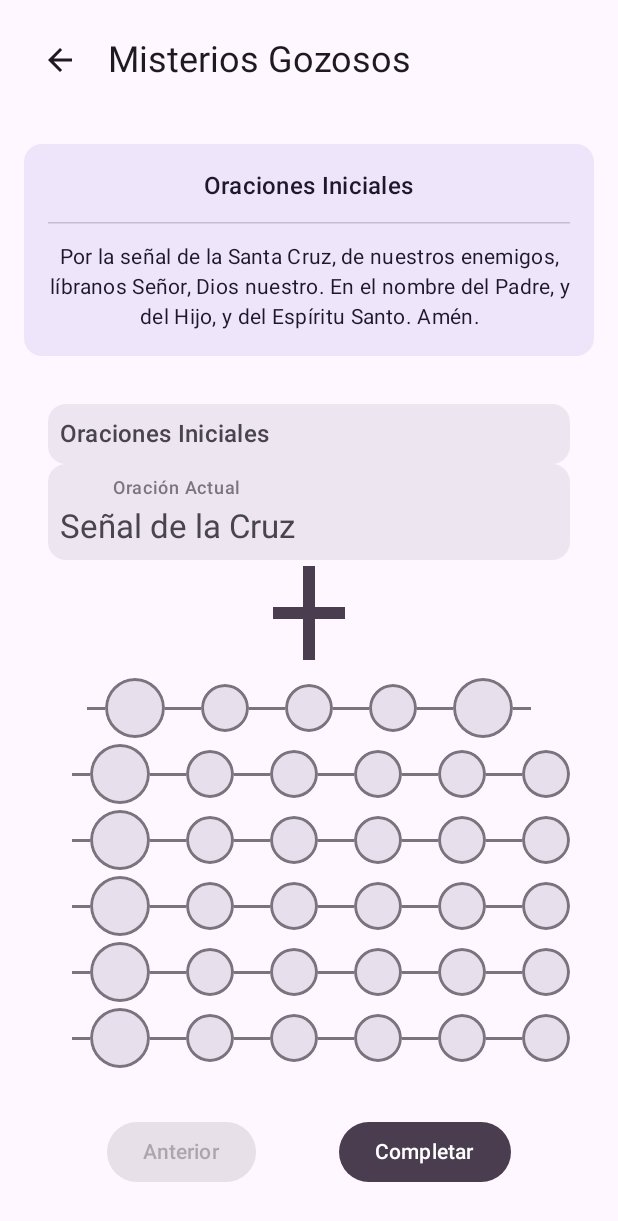
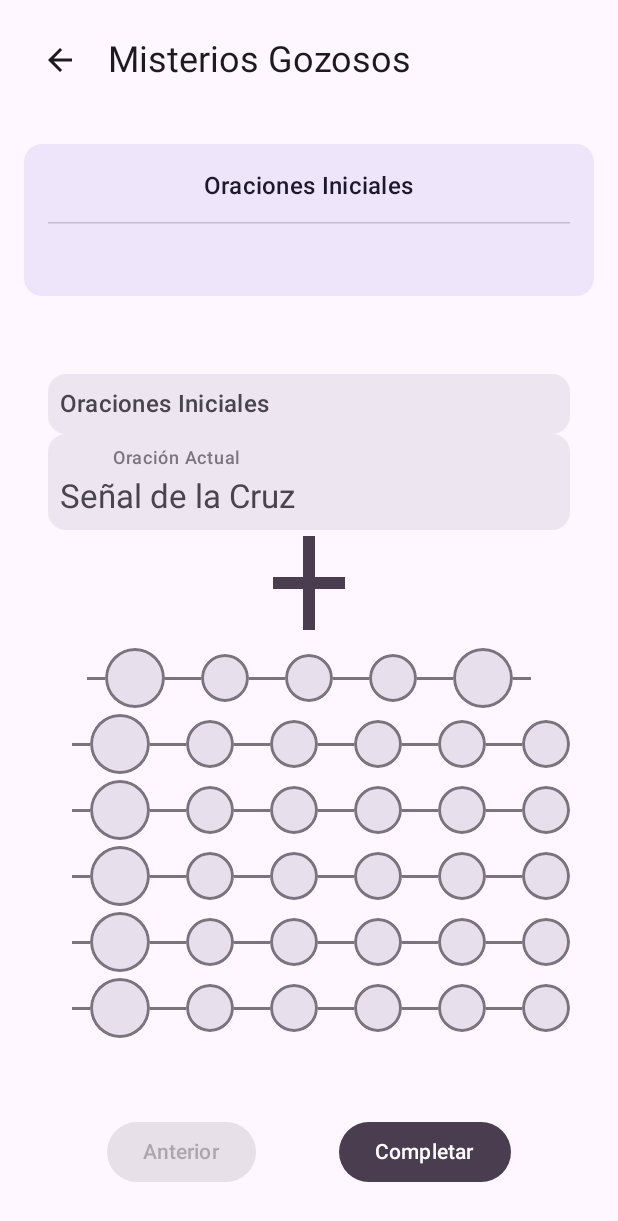
Before and after one commit to hualde/Pantocrator, an Android app built with Jetpack Compose: the composable RosaryScreen shown on its own in the app's theme, after a tap on "Lunes", on a phone screen of 412 x 824 dp. Shown: the top 1221 px of the screen. Run offline under Robolectric (Android 15) with nearby library versions, the phone set to English and light mode, and no system bars; 1 statement that could not run was skipped.

Commit message:
rosario Fase3.2

```diff
--- a/app/src/main/java/com/example/pantocrator/rosary/RosaryReflectionView.kt
+++ b/app/src/main/java/com/example/pantocrator/rosary/RosaryReflectionView.kt
@@ -48,8 +48,8 @@ fun RosaryReflectionView(
 
             // Seleccionar el texto a mostrar según la posición
             val displayText = when {
-                // Cuentas iniciales: mostrar texto introductorio
-                isInitialBeads -> stringResource(R.string.initial_prayers_reflection)
+                // Cuentas iniciales: no mostrar texto de reflexión
+                isInitialBeads -> ""
                 // Padrenuestro (inicio de década)
                 positionInDecade == 0 -> mystery.reflection
                 // Gloria (fin de década)
```
